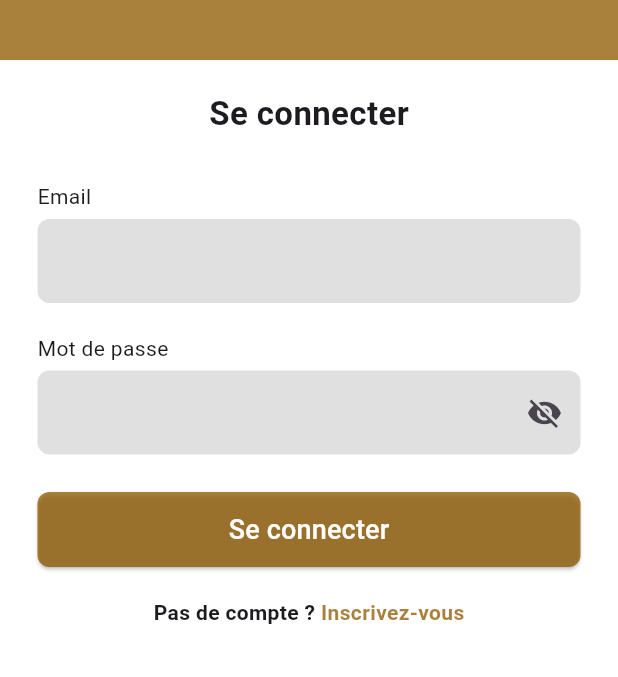
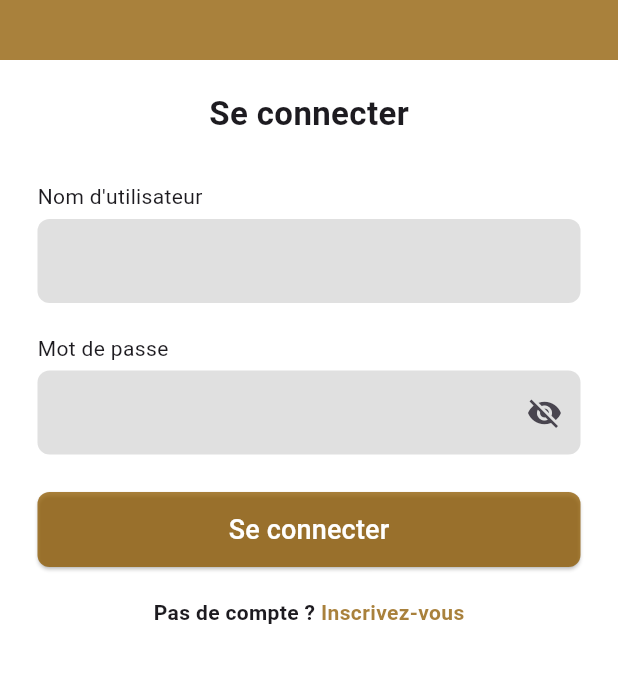
Before and after one commit to Rochameg/ApplicationTodoListe, a Flutter app: the Connexion screen opened directly, after a tap on "Se connecter", on a phone screen of 412 x 824 dp, the part 120-797 px from its top. Run offline on Flutter 3.47's test engine with Material 3 defaults, Android fonts, the phone set to English and light mode, and no system bars; our stand-ins replace sqflite; accounts and stored records are empty.

Commit message:
Modification fichier connexion

```diff
--- a/lib/pages/connexion.dart
+++ b/lib/pages/connexion.dart
@@ -15,15 +15,15 @@ class _ConnexionState extends State<Connexion> {
   bool _obscurePassword = true;
 
   // Controllers
-  final TextEditingController emailController = TextEditingController();
+  final TextEditingController nomController = TextEditingController();
   final TextEditingController passwordController = TextEditingController();
 
   // Fonction de connexion
   Future<void> connecter() async {
-    String email = emailController.text.trim();
+    String nom = nomController.text.trim();
     String password = passwordController.text.trim();
 
-    if (email.isEmpty || password.isEmpty) {
+    if (nom.isEmpty || password.isEmpty) {
       ScaffoldMessenger.of(context).showSnackBar(
         const SnackBar(content: Text("Veuillez remplir tous les champs.")),
       );
@@ -35,16 +35,16 @@ class _ConnexionState extends State<Connexion> {
     // Récupérer tous les utilisateurs
     final utilisateurs = await db.getAllUsers();
 
-    // Vérifier si l'utilisateur existe
+    // Vérifier si l'utilisateur existe (connexion avec NOM)
     final utilisateurTrouve = utilisateurs.firstWhere(
-      (u) => u.email == email && u.password == password,
+      (u) => u.nom == nom && u.password == password,
       orElse: () => Utilisateur(id: -1, nom: "", email: "", password: ""),
     );
 
     if (utilisateurTrouve.id == -1) {
-      ScaffoldMessenger.of(
-        context,
-      ).showSnackBar(const SnackBar(content: Text("Identifiants incorrects.")));
+      ScaffoldMessenger.of(context).showSnackBar(
+        const SnackBar(content: Text("Nom ou mot de passe incorrect.")),
+      );
       return;
     }
 
@@ -97,10 +97,10 @@ class _ConnexionState extends State<Connexion> {
             child: Column(
               crossAxisAlignment: CrossAxisAlignment.start,
               children: [
-                const Text("Email"),
+                const Text("Nom d'utilisateur"),
                 const SizedBox(height: 5),
                 TextField(
-                  controller: emailController,
+                  controller: nomController,
                   decoration: InputDecoration(
                     filled: true,
                     fillColor: Colors.grey.shade300,
@@ -142,7 +142,6 @@ class _ConnexionState extends State<Connexion> {
 
                 const SizedBox(height: 25),
 
-                // BOUTON CONNEXION
                 SizedBox(
                   width: double.infinity,
                   child: ElevatedButton(
```
